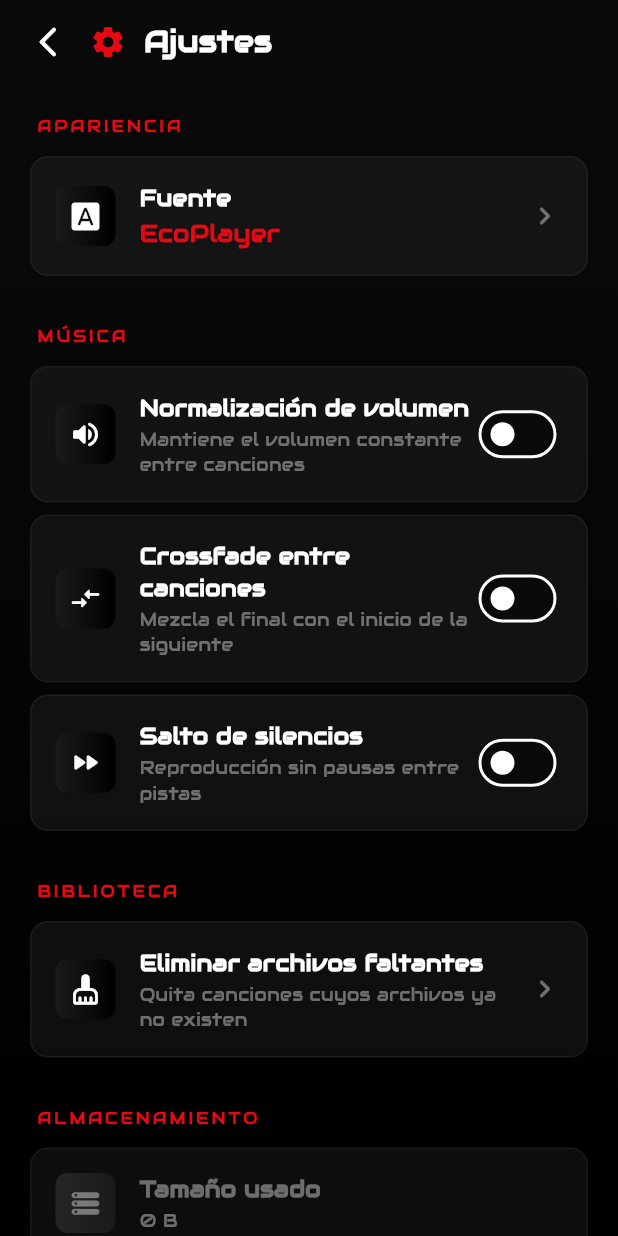
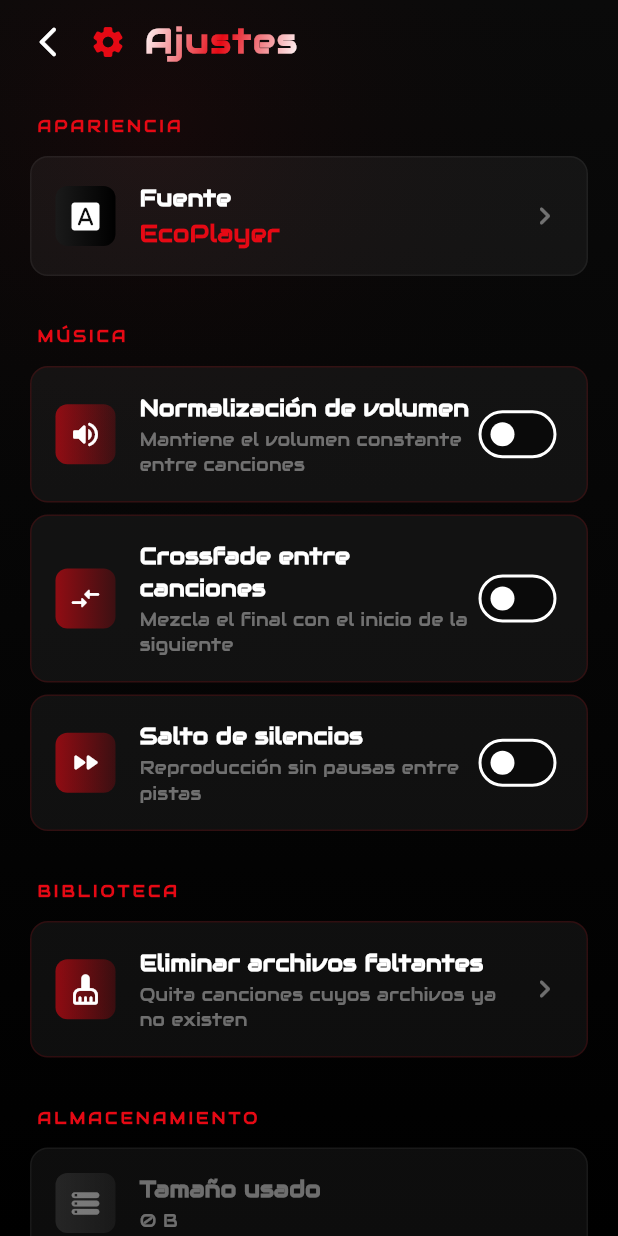
Before and after one commit to vcarv7/Audi_Reproductor, a Flutter app: the SettingsScreen screen opened directly, on a phone screen of 412 x 824 dp. Run offline on Flutter 3.47's test engine with Material 3 defaults, Android fonts, the light colour scheme and no system bars; our stand-ins replace audioplayers, on_audio_query, share_plus, shared_preferences; accounts and stored records are empty; project files that could hold a hidden picture were left out.

Commit message:
feat: Implement DynamicBackdrop for enhanced UI and improve accent color usage across screens

```diff
--- a/lib/screens/settings_screen.dart
+++ b/lib/screens/settings_screen.dart
@@ -6,6 +6,7 @@ import '../providers/audio_player_provider.dart';
 import '../providers/font_provider.dart';
 import '../providers/settings_provider.dart';
 import '../theme/app_theme.dart';
+import '../widgets/dynamic_backdrop.dart';
 import '../widgets/styled_snackbar.dart';
 
 class SettingsScreen extends StatefulWidget {
@@ -30,9 +31,11 @@ class _SettingsScreenState extends State<SettingsScreen> {
 
   @override
   Widget build(BuildContext context) {
+    final accent = context.watch<AudioPlayerProvider>().dynamicAccent;
     return Scaffold(
-      body: Container(
-        decoration: BoxDecoration(gradient: AppTheme.backgroundGradient),
+      body: DynamicBackdrop(
+        accentAlpha: 0.06,
+        animated: true,
         child: SafeArea(
           child: Column(
             crossAxisAlignment: CrossAxisAlignment.start,
@@ -47,18 +50,31 @@ class _SettingsScreenState extends State<SettingsScreen> {
                       onPressed: () => Navigator.of(context).pop(),
                     ),
                     const SizedBox(width: 4),
-                    const Icon(
+                    Icon(
                       Icons.settings_rounded,
-                      color: AppTheme.accent,
+                      color: accent,
                       size: 24,
                     ),
                     const SizedBox(width: 12),
-                    const Text(
-                      'Ajustes',
-                      style: TextStyle(
-                        color: AppTheme.textPrimary,
-                        fontSize: 20,
-                        fontWeight: FontWeight.w700,
+                    ShaderMask(
+                      shaderCallback: (bounds) => LinearGradient(
+                        begin: Alignment.topLeft,
+                        end: Alignment.bottomRight,
+                        colors: [
+                          AppTheme.textPrimary,
+                          accent,
+                          AppTheme.textPrimary,
+                        ],
+                        stops: const [0.0, 0.5, 1.0],
+                      ).createShader(bounds),
+                      child: const Text(
+                        'Ajustes',
+                        style: TextStyle(
+                          color: Colors.white,
+                          fontSize: 22,
+                          fontWeight: FontWeight.w900,
+                          letterSpacing: 1.5,
+                        ),
                       ),
                     ),
                   ],
@@ -164,7 +180,7 @@ class _SettingsScreenState extends State<SettingsScreen> {
                           Text(
                             'EcoPlayer',
                             style: TextStyle(
-                              color: AppTheme.textMuted.withValues(alpha: 0.6),
+                              color: accent.withValues(alpha: 0.6),
                               fontSize: 12,
                               fontWeight: FontWeight.w600,
                               letterSpacing: 2,
@@ -397,12 +413,13 @@ class _SectionTitle extends StatelessWidget {
 
   @override
   Widget build(BuildContext context) {
+    final accent = context.watch<AudioPlayerProvider>().dynamicAccent;
     return Padding(
       padding: const EdgeInsets.only(left: 4, bottom: 12),
       child: Text(
         text.toUpperCase(),
-        style: const TextStyle(
-          color: AppTheme.accent,
+        style: TextStyle(
+          color: accent,
           fontSize: 11,
           fontWeight: FontWeight.w800,
           letterSpacing: 2,
@@ -428,13 +445,16 @@ class _SettingsTile extends StatelessWidget {
   @override
   Widget build(BuildContext context) {
     final enabled = onTap != null;
+    final accent = context.watch<AudioPlayerProvider>().dynamicAccent;
     return Container(
       margin: const EdgeInsets.only(bottom: 8),
       decoration: BoxDecoration(
         color: AppTheme.surface,
         borderRadius: BorderRadius.circular(12),
         border: Border.all(
-          color: Colors.white.withValues(alpha: 0.05),
+          color: enabled
+              ? accent.withValues(alpha: 0.15)
+              : Colors.white.withValues(alpha: 0.05),
           width: 1,
         ),
       ),
@@ -453,7 +473,12 @@ class _SettingsTile extends StatelessWidget {
                   decoration: BoxDecoration(
                     borderRadius: BorderRadius.circular(8),
                     gradient: enabled
-                        ? AppTheme.buttonGradient
+                        ? LinearGradient(
+                            colors: [
+                              accent.withValues(alpha: 0.6),
+                              accent.withValues(alpha: 0.2),
+                            ],
+                          )
                         : LinearGradient(
                             colors: [AppTheme.surfaceLight, AppTheme.surface],
                           ),
@@ -518,13 +543,14 @@ class _SwitchSettingTile extends StatelessWidget {
 
   @override
   Widget build(BuildContext context) {
+    final accent = context.watch<AudioPlayerProvider>().dynamicAccent;
     return Container(
       margin: const EdgeInsets.only(bottom: 8),
       decoration: BoxDecoration(
         color: AppTheme.surface,
         borderRadius: BorderRadius.circular(12),
         border: Border.all(
-          color: Colors.white.withValues(alpha: 0.05),
+          color: accent.withValues(alpha: 0.15),
           width: 1,
         ),
       ),
@@ -542,7 +568,12 @@ class _SwitchSettingTile extends StatelessWidget {
                   height: 40,
                   decoration: BoxDecoration(
                     borderRadius: BorderRadius.circular(8),
-                    gradient: AppTheme.buttonGradient,
+                    gradient: LinearGradient(
+                      colors: [
+                        accent.withValues(alpha: 0.6),
+                        accent.withValues(alpha: 0.2),
+                      ],
+                    ),
                   ),
                   child: Icon(icon, color: Colors.white, size: 22),
                 ),
@@ -573,7 +604,8 @@ class _SwitchSettingTile extends StatelessWidget {
                 Switch(
                   value: value,
                   onChanged: onChanged,
-                  activeThumbColor: AppTheme.accent,
+                  activeThumbColor: accent,
+                  activeTrackColor: accent.withValues(alpha: 0.5),
                 ),
               ],
             ),
--- /dev/null
+++ b/lib/widgets/dynamic_backdrop.dart
@@ -0,0 +1,78 @@
+import 'package:flutter/material.dart';
+import 'package:provider/provider.dart';
+import '../providers/audio_player_provider.dart';
+import '../theme/app_theme.dart';
+
+class DynamicBackdrop extends StatefulWidget {
+  final Widget child;
+  final double accentAlpha;
+  final bool animated;
+
+  const DynamicBackdrop({
+    super.key,
+    required this.child,
+    this.accentAlpha = 0.04,
+    this.animated = false,
+  });
+
+  @override
+  State<DynamicBackdrop> createState() => _DynamicBackdropState();
+}
+
+class _DynamicBackdropState extends State<DynamicBackdrop>
+    with SingleTickerProviderStateMixin {
+  late final AnimationController _controller;
+
+  @override
+  void initState() {
+    super.initState();
+    _controller = AnimationController(
+      vsync: this,
+      duration: const Duration(seconds: 12),
+    );
+    if (widget.animated) {
+      _controller.repeat();
+    }
+  }
+
+  @override
+  void dispose() {
+    _controller.dispose();
+    super.dispose();
+  }
+
+  @override
+  Widget build(BuildContext context) {
+    final accent = context.watch<AudioPlayerProvider>().dynamicAccent;
+
+    final alignX = widget.animated ? -0.5 + 0.3 * _controller.value : -0.5;
+    final alignY = widget.animated ? -0.8 + 0.2 * _controller.value : -0.8;
+
+    return Stack(
+      children: [
+        Positioned.fill(
+          child: DecoratedBox(
+            decoration: BoxDecoration(gradient: AppTheme.backgroundGradient),
+          ),
+        ),
+        Positioned.fill(
+          child: Container(
+            decoration: BoxDecoration(
+              gradient: RadialGradient(
+                center: Alignment(alignX, alignY),
+                radius: 1.5,
+                colors: [
+                  accent.withValues(alpha: widget.accentAlpha),
+                  Colors.transparent,
+                  Colors.transparent,
+                ],
+                stops: const [0.0, 0.5, 1.0],
+              ),
+            ),
+          ),
+        ),
+        widget.child,
+      ],
+    );
+  }
+}
--- a/lib/widgets/player_controls.dart
+++ b/lib/widgets/player_controls.dart
@@ -78,7 +78,7 @@ class _ShuffleButton extends StatelessWidget {
     return IconButton(
       icon: Icon(
         Icons.shuffle_rounded,
-        color: provider.shuffle ? AppTheme.accent : AppTheme.textMuted,
+        color: provider.shuffle ? provider.dynamicAccent : AppTheme.textMuted,
         size: 24,
       ),
       onPressed: () => provider.toggleShuffle(),
@@ -106,7 +106,7 @@ class _RepeatButton extends StatelessWidget {
       icon: Icon(
         icon,
         color: provider.repeatMode != AudioRepeatMode.off
-            ? AppTheme.accent
+            ? provider.dynamicAccent
             : AppTheme.textMuted,
         size: 24,
       ),
```
Also changed, not shown: lib/providers/audio_player_provider.dart (+39 -16 lines), lib/screens/album_detail_screen.dart (+8 -7 lines), lib/screens/artist_detail_screen.dart (+8 -7 lines), lib/screens/genre_detail_screen.dart (+8 -7 lines), lib/screens/search_screen.dart (+9 -9 lines), lib/widgets/audio_visualizer.dart (+11 -2 lines), lib/widgets/full_player.dart (+16 -8 lines), lib/widgets/gradient_seek_bar.dart (+12 -4 lines), lib/widgets/mini_player.dart (+20 -4 lines).
